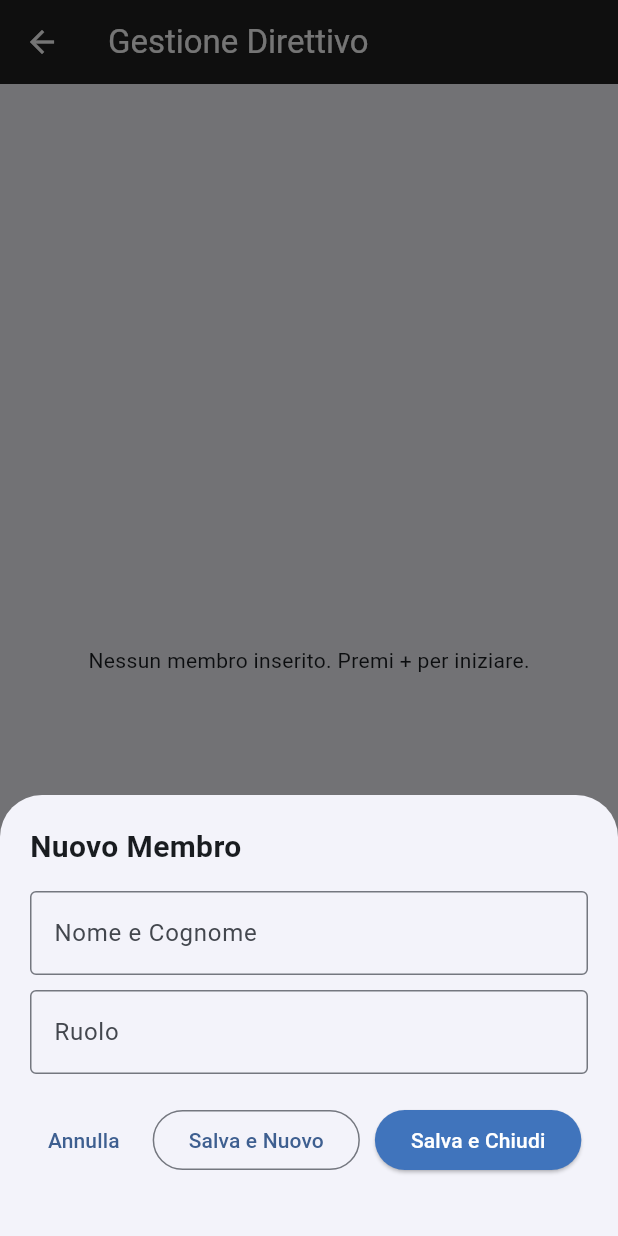
After one commit to tombol75/cadoneghe-volley, a Flutter app: the AdminDirettivoPage screen opened directly, after a tap on the "add" icon, on a phone screen of 412 x 824 dp. The commit adds this screen. Run offline on Flutter 3.47's test engine with Material 3 defaults, Android fonts, the phone set to English and light mode, and no system bars; our stand-ins replace cloud_firestore, firebase_core; accounts and stored records are empty.

Commit message:
Aggiustrato collegamento per firebase

```diff
--- /dev/null
+++ b/lib/admin_direttivo_page.dart
@@ -0,0 +1,266 @@
+import 'package:flutter/material.dart';
+import 'package:cloud_firestore/cloud_firestore.dart';
+
+class AdminDirettivoPage extends StatefulWidget {
+  const AdminDirettivoPage({super.key});
+
+  @override
+  State<AdminDirettivoPage> createState() => _AdminDirettivoPageState();
+}
+
+class _AdminDirettivoPageState extends State<AdminDirettivoPage> {
+  // --- 1. FUNZIONE PER ELIMINARE ---
+  void _eliminaMembro(String idDoc) {
+    showDialog(
+      context: context,
+      builder: (ctx) => AlertDialog(
+        title: const Text("Sei sicuro?"),
+        content: const Text(
+          "Vuoi davvero eliminare questo membro? L'azione è irreversibile.",
+        ),
+        actions: [
+          TextButton(
+            onPressed: () => Navigator.pop(ctx),
+            child: const Text("Annulla"),
+          ),
+          ElevatedButton(
+            style: ElevatedButton.styleFrom(backgroundColor: Colors.red),
+            onPressed: () async {
+              // COMANDO MAGICO PER CANCELLARE
+              await FirebaseFirestore.instance
+                  .collection('direttivo')
+                  .doc(idDoc)
+                  .delete();
+              Navigator.pop(ctx); // Chiude l'avviso
+              ScaffoldMessenger.of(context).showSnackBar(
+                const SnackBar(
+                  content: Text("Membro eliminato!"),
+                  backgroundColor: Colors.red,
+                ),
+              );
+            },
+            child: const Text("Elimina", style: TextStyle(color: Colors.white)),
+          ),
+        ],
+      ),
+    );
+  }
+
+  // --- 2. FUNZIONE UNICA PER AGGIUNGERE O MODIFICARE ---
+  // Se passiamo un 'idDoc', siamo in modifica. Se è null, siamo in creazione.
+  // --- 2. FUNZIONE UNICA PER AGGIUNGERE O MODIFICARE (CORRETTA) ---
+  void _apriModulo({String? idDoc, String? nomeAttuale, String? ruoloAttuale}) {
+    final TextEditingController nomeCtrl = TextEditingController(
+      text: nomeAttuale,
+    );
+    final TextEditingController ruoloCtrl = TextEditingController(
+      text: ruoloAttuale,
+    );
+
+    showModalBottomSheet(
+      context: context,
+      isScrollControlled:
+          true, // Per far salire la tastiera senza coprire tutto
+      // Ho rimosso la riga 'padding' da qui perché dava errore
+      builder: (ctx) => Padding(
+        // IL PADDING VA QUI:
+        padding: EdgeInsets.only(
+          top: 20,
+          left: 20,
+          right: 20,
+          // Questo serve a spingere su il contenuto quando esce la tastiera:
+          bottom: MediaQuery.of(ctx).viewInsets.bottom + 20,
+        ),
+        child: Column(
+          mainAxisSize: MainAxisSize.min,
+          crossAxisAlignment: CrossAxisAlignment.start,
+          children: [
+            Text(
+              idDoc == null ? "Nuovo Membro" : "Modifica Membro",
+              style: const TextStyle(fontSize: 20, fontWeight: FontWeight.bold),
+            ),
+            const SizedBox(height: 15),
+            TextField(
+              controller: nomeCtrl,
+              decoration: const InputDecoration(
+                labelText: "Nome e Cognome",
+                border: OutlineInputBorder(),
+              ),
+              textCapitalization: TextCapitalization.words,
+            ),
+            const SizedBox(height: 10),
+            TextField(
+              controller: ruoloCtrl,
+              decoration: const InputDecoration(
+                labelText: "Ruolo",
+                border: OutlineInputBorder(),
+              ),
+              textCapitalization: TextCapitalization.sentences,
+            ),
+            const SizedBox(height: 20),
+
+            // --- I BOTTONI DI SALVATAGGIO ---
+            // --- I BOTTONI DI SALVATAGGIO (CORRETTO CON WRAP) ---
+            // Usiamo Wrap invece di Row così se non ci stanno vanno a capo
+            Wrap(
+              alignment: WrapAlignment.end, // Allinea tutto a destra
+              spacing: 10, // Spazio orizzontale tra i bottoni
+              runSpacing: 10, // Spazio verticale se vanno a capo
+              crossAxisAlignment:
+                  WrapCrossAlignment.center, // Allinea verticalmente al centro
+              children: [
+                // Tasto Annulla
+                TextButton(
+                  onPressed: () => Navigator.pop(ctx),
+                  child: const Text("Annulla"),
+                ),
+
+                // Se stiamo creando, mostriamo il tasto "Salva e Nuovo"
+                if (idDoc == null)
+                  OutlinedButton(
+                    onPressed: () async {
+                      if (nomeCtrl.text.isEmpty) return;
+                      await _salvaSuFirebase(
+                        null,
+                        nomeCtrl.text,
+                        ruoloCtrl.text,
+                      );
+                      // Puliamo solo i campi
+                      nomeCtrl.clear();
+                      ruoloCtrl.clear();
+                      if (mounted) {
+                        ScaffoldMessenger.of(context).showSnackBar(
+                          const SnackBar(
+                            content: Text("Salvato! Inserisci il prossimo."),
+                          ),
+                        );
+                      }
+                    },
+                    child: const Text("Salva e Nuovo"),
+                  ),
+
+                // Tasto Salva Finale
+                ElevatedButton(
+                  onPressed: () async {
+                    if (nomeCtrl.text.isEmpty) return;
+                    await _salvaSuFirebase(
+                      idDoc,
+                      nomeCtrl.text,
+                      ruoloCtrl.text,
+                    );
+                    if (mounted) Navigator.pop(ctx); // Chiude il modulo
+                  },
+                  style: ElevatedButton.styleFrom(
+                    backgroundColor: const Color.fromARGB(255, 64, 116, 188),
+                  ),
+                  child: const Text(
+                    "Salva e Chiudi",
+                    style: TextStyle(color: Colors.white),
+                  ),
+                ),
+              ],
+            ),
+            const SizedBox(height: 20),
+          ],
+        ),
+      ),
+    );
+  }
+
+  // Logica di salvataggio (distingue tra Create e Update)
+  Future<void> _salvaSuFirebase(String? id, String nome, String ruolo) async {
+    final collection = FirebaseFirestore.instance.collection('direttivo');
+
+    if (id == null) {
+      // CREAZIONE NUOVO
+      await collection.add({
+        'nome': nome,
+        'ruolo': ruolo,
+        'ordine': 99,
+        'data_inserimento': FieldValue.serverTimestamp(),
+      });
+    } else {
+      // AGGIORNAMENTO ESISTENTE
+      await collection.doc(id).update({'nome': nome, 'ruolo': ruolo});
+    }
+  }
+
+  // --- 3. L'INTERFACCIA PRINCIPALE (LISTA) ---
+  @override
+  Widget build(BuildContext context) {
+    return Scaffold(
+      appBar: AppBar(
+        title: const Text('Gestione Direttivo'),
+        backgroundColor: Colors.grey[900], // Admin scuro per distinguerlo
+        foregroundColor: Colors.white,
+      ),
+      // LISTA IN TEMPO REALE
+      body: StreamBuilder(
+        stream: FirebaseFirestore.instance
+            .collection('direttivo')
+            .orderBy('ordine')
+            .snapshots(),
+        builder: (context, snapshot) {
+          if (!snapshot.hasData)
+            return const Center(child: CircularProgressIndicator());
+
+          final docs = snapshot.data!.docs;
+
+          if (docs.isEmpty) {
+            return const Center(
+              child: Text("Nessun membro inserito. Premi + per iniziare."),
+            );
+          }
+
+          return ListView.separated(
+            padding: const EdgeInsets.all(10),
+            itemCount: docs.length,
+            separatorBuilder: (ctx, i) => const Divider(),
+            itemBuilder: (context, index) {
+              final data = docs[index].data();
+              final id = docs[index]
+                  .id; // L'ID del documento serve per modificare/eliminare
+
+              return ListTile(
+                leading: CircleAvatar(
+                  backgroundColor: Colors.grey[200],
+                  child: Text((index + 1).toString()), // Numero progressivo
+                ),
+                title: Text(
+                  data['nome'] ?? '---',
+                  style: const TextStyle(fontWeight: FontWeight.bold),
+                ),
+                subtitle: Text(data['ruolo'] ?? '---'),
+                trailing: Row(
+                  mainAxisSize: MainAxisSize.min,
+                  children: [
+                    // Tasto MODIFICA
+                    IconButton(
+                      icon: const Icon(Icons.edit, color: Colors.blue),
+                      onPressed: () => _apriModulo(
+                        idDoc: id,
+                        nomeAttuale: data['nome'],
+                        ruoloAttuale: data['ruolo'],
+                      ),
+                    ),
+                    // Tasto ELIMINA
+                    IconButton(
+                      icon: const Icon(Icons.delete, color: Colors.red),
+                      onPressed: () => _eliminaMembro(id),
+                    ),
+                  ],
+                ),
+              );
+            },
+          );
+        },
+      ),
+      // IL TASTONE PER AGGIUNGERE
+      floatingActionButton: FloatingActionButton(
+        backgroundColor: const Color.fromARGB(255, 64, 116, 188),
+        onPressed: () => _apriModulo(), // Apre il modulo vuoto
+        child: const Icon(Icons.add, color: Colors.white),
+      ),
+    );
+  }
+}
```
Also changed, not shown: lib/home_page.dart (+60 -0 lines).
